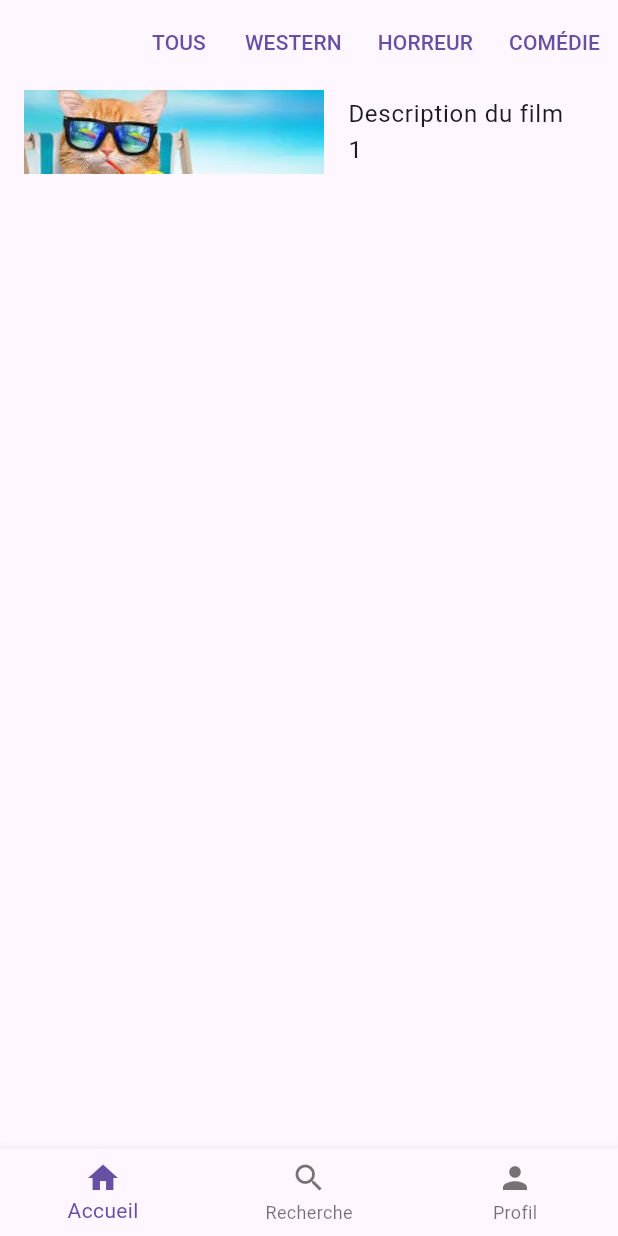
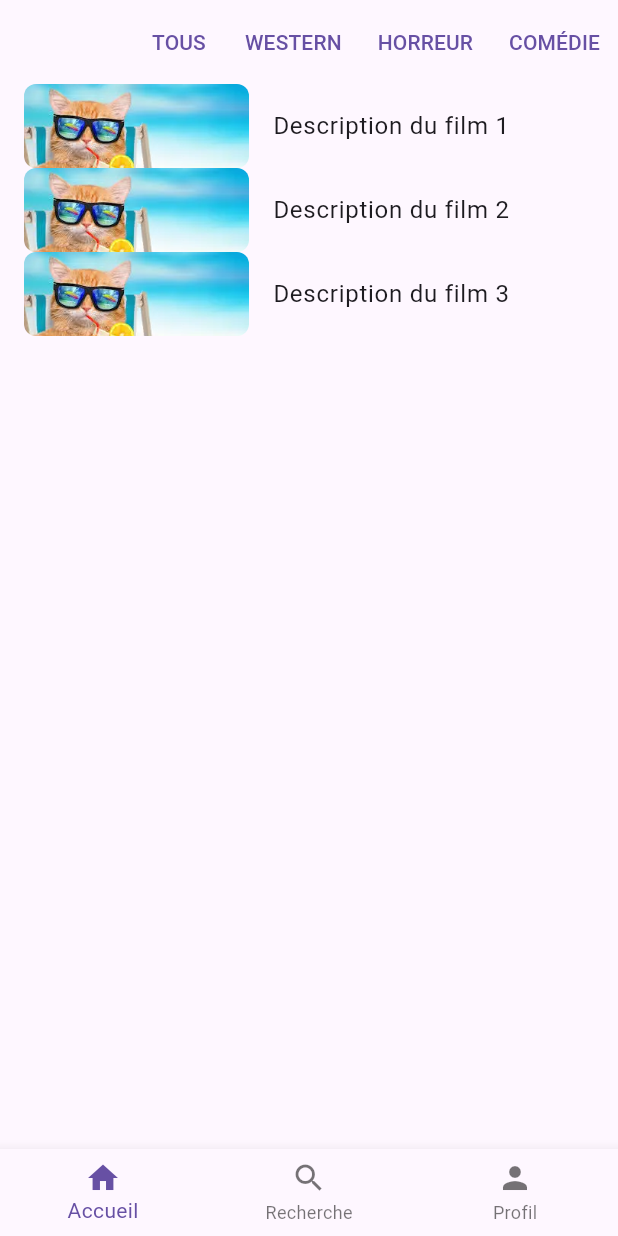
Before and after one commit to emjyahyong/granekran, a Flutter app: the screen it shows after launch, after a tap on "TOUS", on a phone screen of 412 x 824 dp. Run offline on Flutter 3.47's test engine with Material 3 defaults, Android fonts, the phone set to English and light mode, and no system bars.

Commit message:
update liste films sans espaces

```diff
--- a/lib/views/home.dart
+++ b/lib/views/home.dart
@@ -8,28 +8,29 @@ class HomePage extends StatelessWidget {
 Widget build(BuildContext context) {
   return Scaffold(
     appBar: AppBar(
-        actions: [TextButton(
+      actions: [
+        TextButton(
           child: const Text("TOUS"),
           onPressed: () {
-            print('Menu cliqué');
+            print('TOUS cliqué');
           },
         ),
         TextButton(
           child: const Text("WESTERN"),
           onPressed: () {
-            print('Menu cliqué');
+            print('WESTERN cliqué');
           },
         ),
         TextButton(
           child: const Text("HORREUR"),
           onPressed: () {
-            print('Menu cliqué');
+            print('HORREUR cliqué');
           },
         ),
         TextButton(
           child: const Text("COMÉDIE"),
           onPressed: () {
-            print('Menu cliqué');
+            print('COMÉDIE cliqué');
           },
         ),
       ],
@@ -38,27 +39,54 @@ class HomePage extends StatelessWidget {
       child: ListView(
         children: [
           ListTile(
-              title: Text('Description du film 1'),
-              leading: Expanded(
+            leading: ClipRRect(
+              borderRadius: BorderRadius.circular(8),
               child: Image.asset(
                 'assets/images/téléchargement.webp',
-                  width: 200,
-                  height: 200,
+                width: 150,
+                height: 150,
                 fit: BoxFit.cover,
               ),
             ),
-            )
+            title: const Text('Description du film 1'),
+          ),
+          ListTile(
+            leading: ClipRRect(
+              borderRadius: BorderRadius.circular(8),
+              child: Image.asset(
+                'assets/images/téléchargement.webp',
+                width: 150,
+                height: 150,
+                fit: BoxFit.cover,
+              ),
+            ),
+            title: const Text('Description du film 2'),
+          ),
+          ListTile(
+            leading: ClipRRect(
+              borderRadius: BorderRadius.circular(8),
+              child: Image.asset(
+                'assets/images/téléchargement.webp',
+                width: 150,
+                height: 150,
+                fit: BoxFit.cover,
+              ),
+            ),
+            title: const Text('Description du film 3'),
+          ),
         ],
       ),
     ),
-      bottomNavigationBar: BottomNavigationBar(items: const [
+    bottomNavigationBar: BottomNavigationBar(
+      items: const [
         BottomNavigationBarItem(icon: Icon(Icons.home), label: "Accueil"),
         BottomNavigationBarItem(icon: Icon(Icons.search), label: "Recherche"),
         BottomNavigationBarItem(icon: Icon(Icons.person), label: "Profil"),
-      ]),
-
+      ],
+    ),
   );
 }
+
 
   // Exemple simple d'une page d'accueil
   // @override
```
Lines whose indentation alone changed are shown as unchanged.
